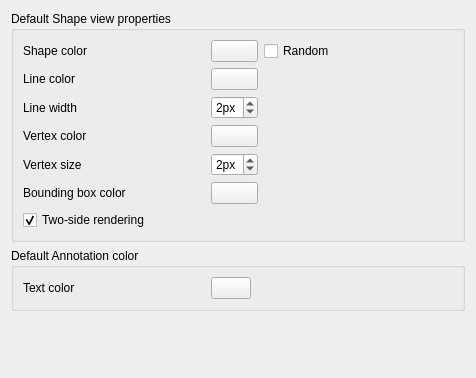
southseact-3d/fcd, file src/Mod/Part/Gui/DlgSettingsObjectColor.ui: the form before one commit.
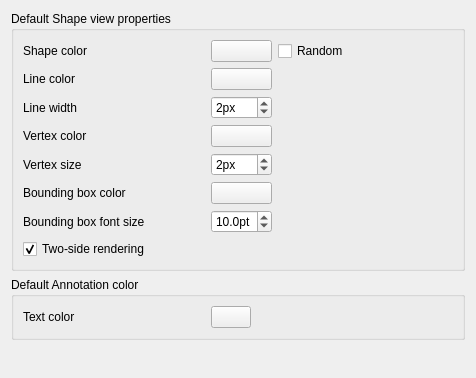
The form after the commit. Custom widgets are drawn as their Qt base class.

Commit message: Gui: support to customize the font size of bounding boxes

```diff
--- a/src/Mod/Part/Gui/DlgSettingsObjectColor.ui
+++ b/src/Mod/Part/Gui/DlgSettingsObjectColor.ui
@@ -241,6 +241,47 @@
          </widget>
         </item>
         <item row="6" column="0">
+         <widget class="QLabel" name="label_fontsize">
+          <property name="minimumSize">
+           <size>
+            <width>182</width>
+            <height>0</height>
+           </size>
+          </property>
+          <property name="text">
+           <string>Bounding box font size</string>
+          </property>
+         </widget>
+        </item>
+        <item row="6" column="1">
+         <widget class="Gui::PrefDoubleSpinBox" name="BoundingBoxFontSize">
+          <property name="toolTip">
+           <string>The font size of bounding boxes in the 3D view</string>
+          </property>
+          <property name="suffix">
+           <string notr="true">pt</string>
+          </property>
+          <property name="decimals">
+           <number>1</number>
+          </property>
+          <property name="maximum">
+           <double>64.000000000000000</double>
+          </property>
+          <property name="minimum">
+           <double>2.000000000000000</double>
+          </property>
+          <property name="value">
+           <double>10.000000000000000</double>
+          </property>
+          <property name="prefEntry" stdset="0">
+           <cstring>BoundingBoxFontSize</cstring>
+          </property>
+          <property name="prefPath" stdset="0">
+           <cstring>View</cstring>
+          </property>
+         </widget>
+        </item>
+        <item row="7" column="0">
          <widget class="Gui::PrefCheckBox" name="twosideRendering">
           <property name="minimumSize">
            <size>
@@ -364,6 +405,11 @@
    <extends>QSpinBox</extends>
    <header>Gui/PrefWidgets.h</header>
   </customwidget>
+  <customwidget>
+   <class>Gui::PrefDoubleSpinBox</class>
+   <extends>QDoubleSpinBox</extends>
+   <header>Gui/PrefWidgets.h</header>
+  </customwidget>
   <customwidget>
    <class>Gui::PrefColorButton</class>
    <extends>Gui::ColorButton</extends>
```
The commit also changes 2 other files.
